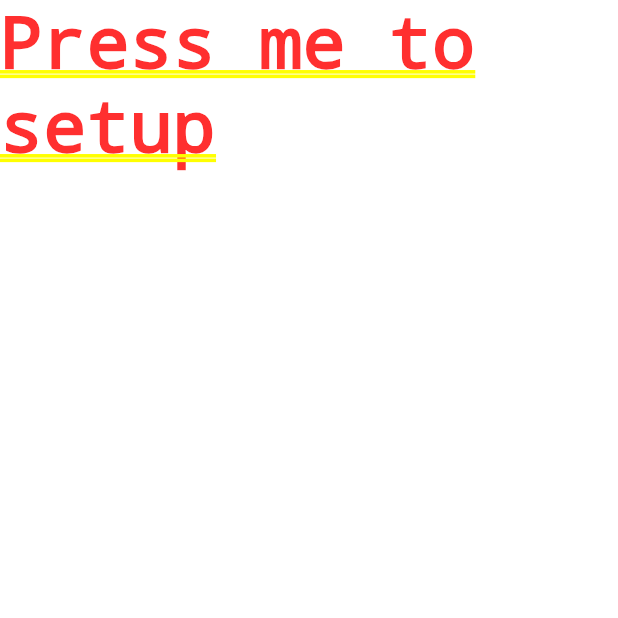
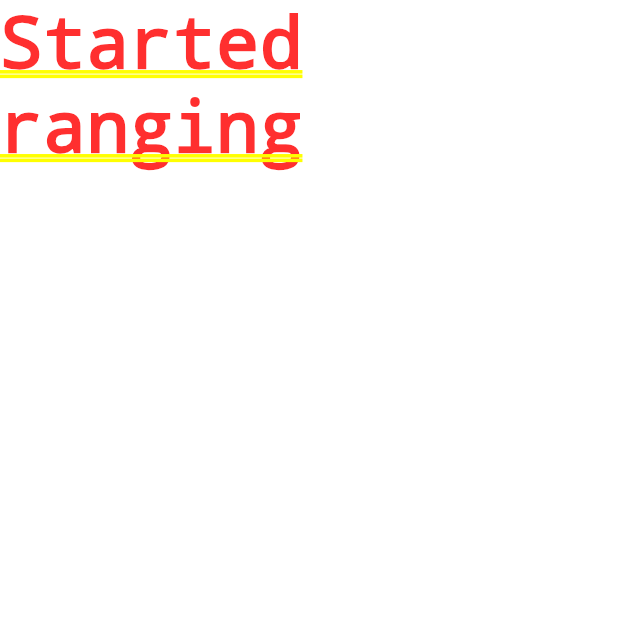
Before and after one commit to AppHoc/beacons-test, a Flutter app: the screen it shows after launch, on a phone screen of 412 x 824 dp, the top half of it. Run offline on Flutter 3.47's test engine with Material 2 defaults, Android fonts, the phone set to English and light mode, and no system bars; missing offline and left inert: flutter_beacon.

Commit message:
adding ranging

```diff
--- a/lib/main.dart
+++ b/lib/main.dart
@@ -1,5 +1,3 @@
-import 'dart:io';
-
 import 'package:flutter/material.dart';
 import 'package:flutter/services.dart';
 import 'package:flutter_beacon/flutter_beacon.dart';
@@ -13,10 +11,7 @@ class MyApp extends StatelessWidget {
   Widget build(BuildContext context) {
     return MaterialApp(
       title: 'Flutter Demo',
-      theme: ThemeData(
-        primarySwatch: Colors.blue,
-      ),
-      home: MyHomePage(),
+      home: SafeArea(child: MyHomePage()),
     );
   }
 }
@@ -40,14 +35,19 @@ class _MyHomePageState extends State<MyHomePage> {
     regions.add(Region(identifier: 'Hai', proximityUUID: 'FDA50693-A4E2-4FB1-AFCF-C6EB07647806'));
 
     flutterBeacon.monitoring(regions).listen((MonitoringResult result) {
-      print("Found beacon ${result.region.identifier}");
+      print("Monitored beacon ${result.region.identifier}");
     });
+
+    flutterBeacon.ranging(regions).listen((event) {
+      print("Ranged beacon ${event.region.identifier}");
+    });
+
   }
 
   @override
   Widget build(BuildContext context) {
     setup();
 
-    return Text("Press me to setup");
+    return Text("Started ranging");
   }
 }
```
